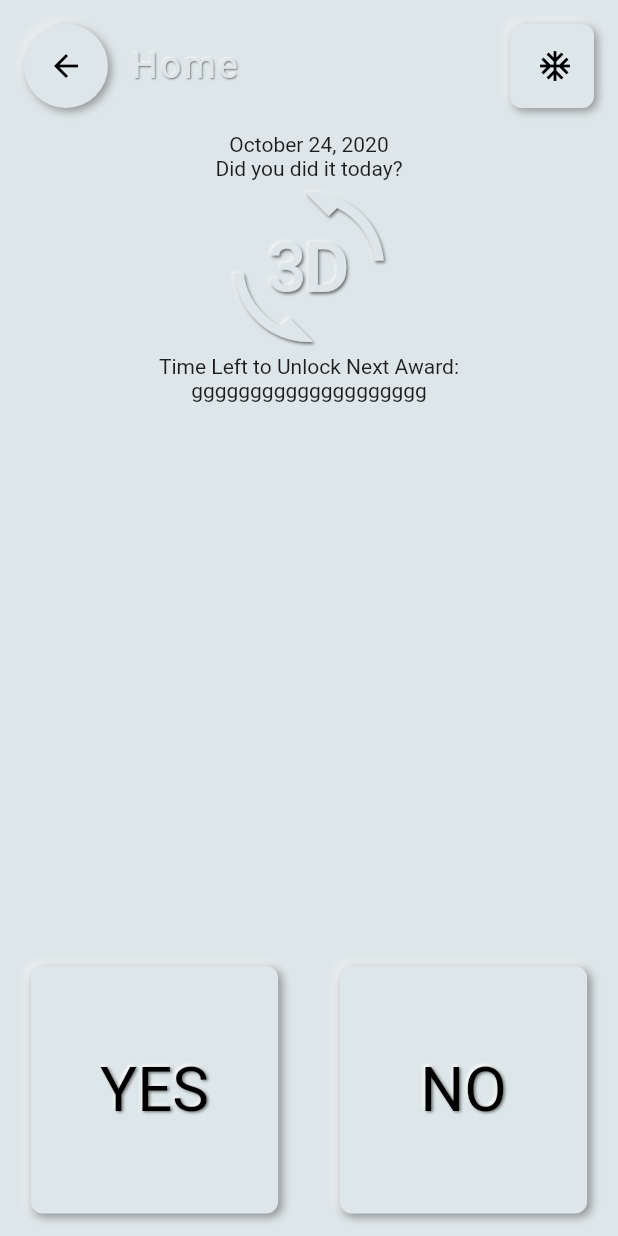
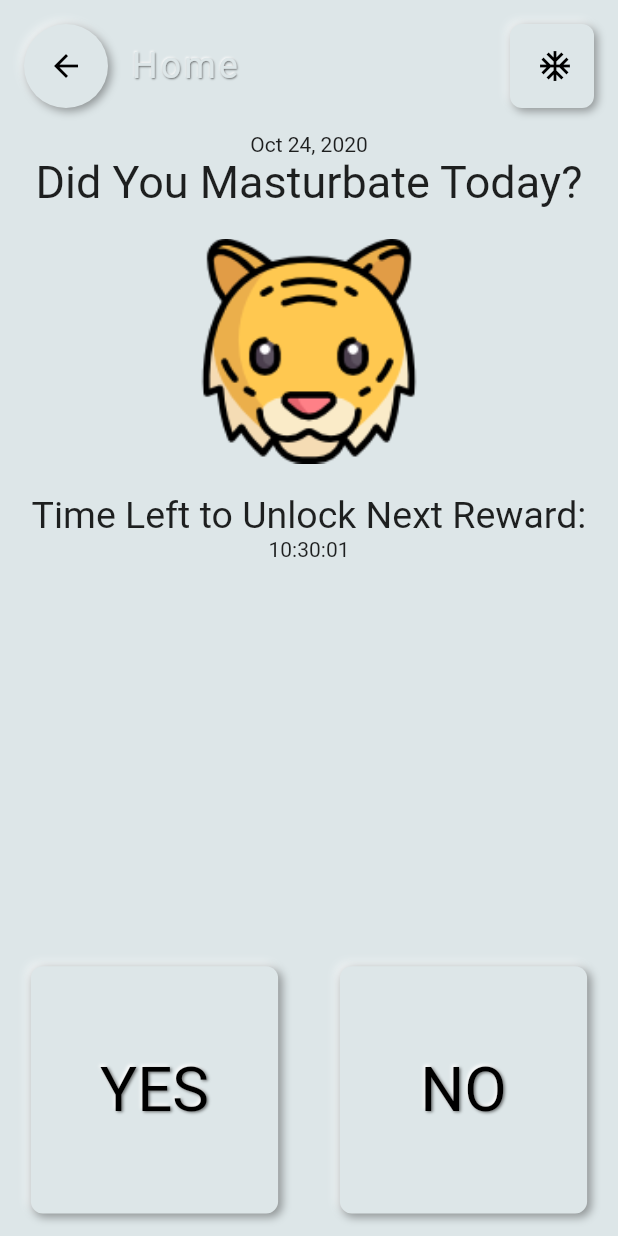
Before and after one commit to AryanKuAg/never_again, a Flutter app: the HomeScreen screen opened directly, on a phone screen of 412 x 824 dp. Run offline on Flutter 3.47's test engine with Material 2 defaults, Android fonts, the phone set to English and light mode, and no system bars; drawn by our look-alikes of flutter_neumorphic; our stand-ins replace avatar_glow, cloud_firestore, firebase_auth, firebase_core, firebase_storage, fl_chart and 4 more; accounts and stored records are empty.

Commit message:
time improved

```diff
--- a/lib/main.dart
+++ b/lib/main.dart
@@ -2,6 +2,7 @@ import 'package:firebase_auth/firebase_auth.dart';
 import 'package:firebase_core/firebase_core.dart';
 import 'package:flutter/material.dart';
 import 'package:flutter_neumorphic/flutter_neumorphic.dart';
+import 'package:google_fonts/google_fonts.dart';
 import 'package:never_again/provider/chatDataLogic.dart';
 import 'package:never_again/provider/loginLogic.dart';
 import 'package:never_again/provider/myUser.dart';
@@ -37,6 +38,8 @@ class MyApp extends StatelessWidget {
       child: NeumorphicApp(
           title: 'Never Again',
           debugShowCheckedModeBanner: false,
+          theme: NeumorphicThemeData(
+              textTheme: GoogleFonts.bubblegumSansTextTheme()),
           home: FirebaseAuth.instance.currentUser != null
               ? MyTabBar()
               : SignUpScreen()),
--- a/lib/screens/HomeScreen.dart
+++ b/lib/screens/HomeScreen.dart
@@ -1,11 +1,11 @@
 import 'package:flutter/material.dart';
 import 'package:flutter_neumorphic/flutter_neumorphic.dart';
-import 'package:intl/intl.dart';
 
 import 'package:never_again/screens/noSelectionScreen.dart';
 import 'package:never_again/screens/submitMasturbationData.dart';
 import 'package:never_again/widgets/myDrawer.dart';
 import 'package:never_again/widgets/neumorphicAppBar.dart';
+import 'package:never_again/widgets/timerOfHomePage.dart';
 
 class HomeScreen extends StatefulWidget {
   @override
@@ -16,6 +16,8 @@ class _HomeScreenState extends State<HomeScreen> {
   @override
   Widget build(BuildContext context) {
     final mediaQuery = MediaQuery.of(context).size;
+    final textScaleFactor = MediaQuery.of(context).textScaleFactor;
+
     return Scaffold(
       drawer: MyDrawer(),
       appBar: CustomNeumorphicAppBar(
@@ -33,22 +35,24 @@ class _HomeScreenState extends State<HomeScreen> {
           crossAxisAlignment: CrossAxisAlignment.center,
           mainAxisSize: MainAxisSize.max,
           children: [
-            Text(DateFormat.yMMMMd().format(DateTime.now()),
-                style: TextStyle()),
+            TimerOfHomePage(myDateFormat: 'MMM dd, yyyy'),
             Text(
-              'Did you did it today?',
+              'Did You Masturbate Today?',
+              style: TextStyle(fontSize: textScaleFactor * 30),
             ),
-            Padding(
-              padding: const EdgeInsets.all(8.0),
-              child: NeumorphicIcon(
-                Icons.threed_rotation,
-                style: NeumorphicStyle(
-                    depth: 2, surfaceIntensity: 1, intensity: 1),
-                size: 100,
-              ),
+            Container(
+                margin: EdgeInsets.all(20),
+                width: double.infinity,
+                height: 150,
+                child: Image.asset(
+                  'asset/tiger.png',
+                  fit: BoxFit.contain,
+                )),
+            Text(
+              'Time Left to Unlock Next Reward:',
+              style: TextStyle(fontSize: textScaleFactor * 25),
             ),
-            Text('Time Left to Unlock Next Award:'),
-            Text('gggggggggggggggggggg'),
+            TimerOfHomePage(myDateFormat: 'hh:mm:ss'),
             Spacer(),
             Row(
               mainAxisAlignment: MainAxisAlignment.spaceAround,
--- /dev/null
+++ b/lib/widgets/timerOfHomePage.dart
@@ -0,0 +1,45 @@
+import 'dart:async';
+
+import 'package:flutter/material.dart';
+import 'package:intl/intl.dart';
+
+class TimerOfHomePage extends StatefulWidget {
+  final String myDateFormat;
+  TimerOfHomePage({@required this.myDateFormat});
+  @override
+  _TimerOfHomePageState createState() => _TimerOfHomePageState();
+}
+
+class _TimerOfHomePageState extends State<TimerOfHomePage> {
+  String _timeString;
+
+  @override
+  void initState() {
+    _timeString = _formatDateTime(DateTime.now());
+    Timer.periodic(Duration(seconds: 1), (Timer t) => _getTime());
+    super.initState();
+  }
+
+  @override
+  void dispose() {
+    super.dispose();
+  }
+
+  @override
+  Widget build(BuildContext context) {
+    return Container(child: Text(_timeString));
+  }
+
+  void _getTime() {
+    final DateTime now = DateTime.now();
+    final String formattedDateTime = _formatDateTime(now);
+    if (!mounted) return;
+    setState(() {
+      _timeString = formattedDateTime;
+    });
+  }
+
+  String _formatDateTime(DateTime dateTime) {
+    return DateFormat(widget.myDateFormat).format(dateTime);
+  }
+}
--- a/pubspec.yaml
+++ b/pubspec.yaml
@@ -40,6 +40,8 @@ dependencies:
   font_awesome_flutter: ^8.4.0
   image_picker: ^0.6.7+12
   firebase_storage: ^4.0.1
+  shimmer: ^1.1.2
+  google_fonts: ^1.1.1
 
 
 dev_dependencies:
```
Also changed, not shown: lib/screens/profileScreen.dart (+11 -11 lines), lib/widgets/chartOfMasturbation.dart (+81 -19 lines), lib/widgets/iconNameFunction.dart (+5 -11 lines), lib/widgets/pieChartOfReason.dart (+9 -13 lines), asset/tiger.png (added), pubspec.lock, 1 other file.
